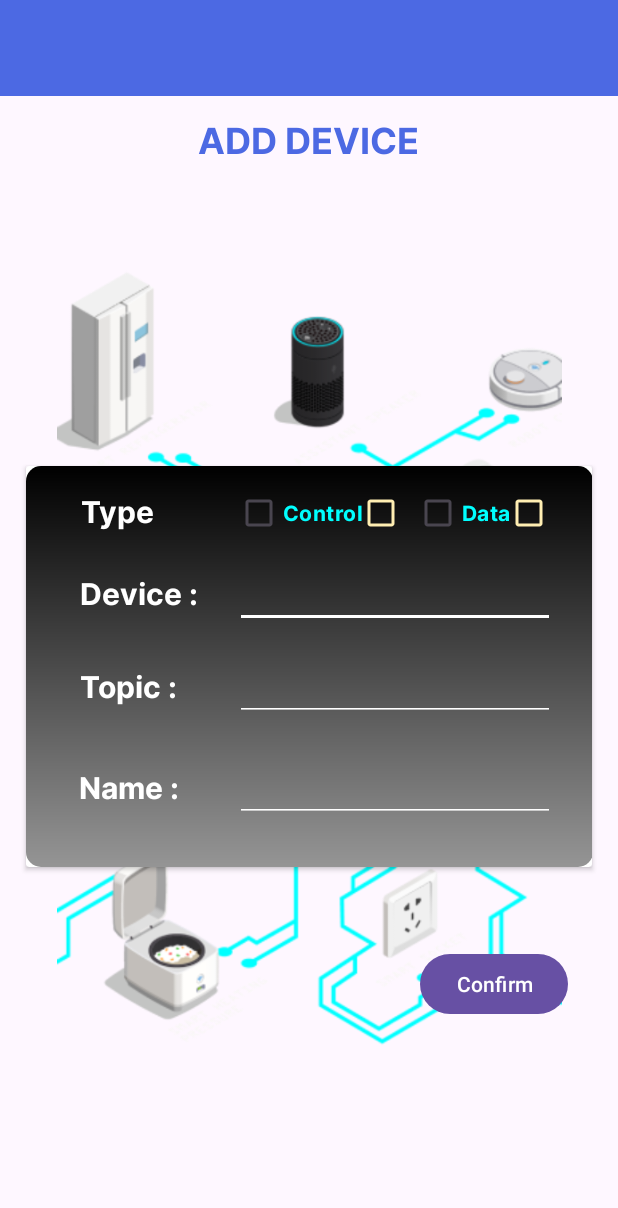
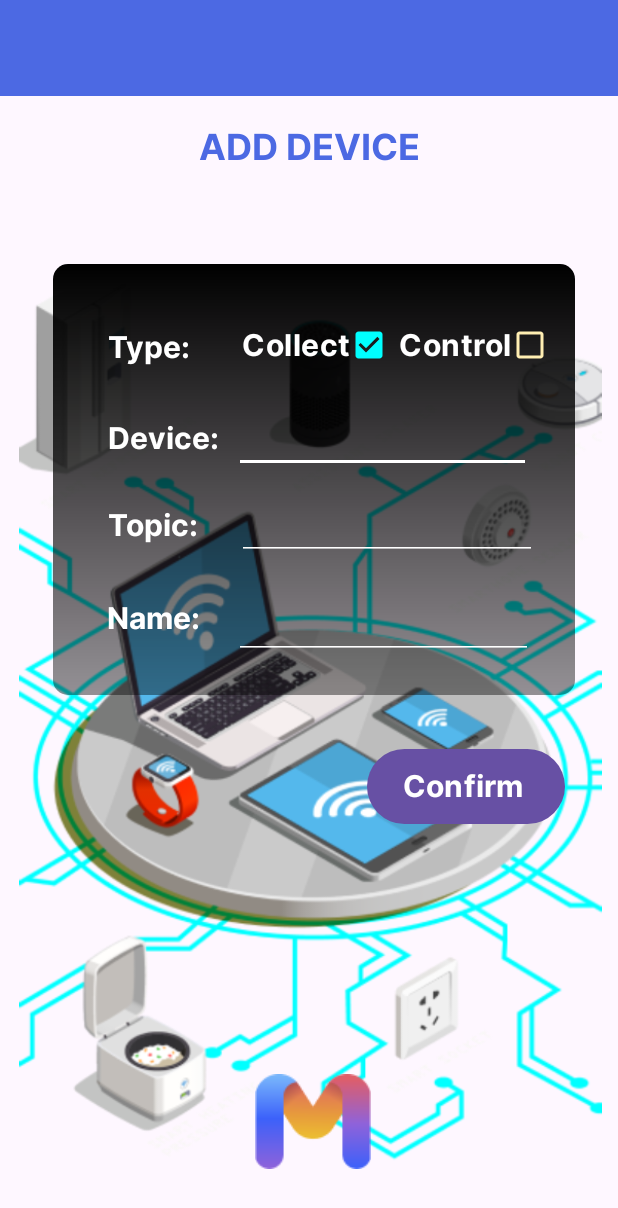
Before and after one commit to triledinh159/MIOTA, an Android app: the layout activity_add_device.xml on its own in the app's theme, with its tools: preview values and no code run, on a phone screen of 412 x 824 dp. Shown: the top 1208 px of the screen. Run offline under Robolectric (Android 15) with nearby library versions, the phone set to English and light mode, and no system bars.

Commit message:
test_v2.2

```diff
--- a/app/src/main/res/layout/activity_add_device.xml
+++ b/app/src/main/res/layout/activity_add_device.xml
@@ -29,39 +29,30 @@
 
         </com.google.android.material.appbar.AppBarLayout>
 
-        <androidx.constraintlayout.widget.ConstraintLayout xmlns:android="http://schemas.android.com/apk/res/android"
-            xmlns:app="http://schemas.android.com/apk/res-auto"
-            xmlns:tools="http://schemas.android.com/tools"
-            android:layout_width="match_parent"
-            android:layout_height="match_parent">
-
-            <androidx.constraintlayout.widget.ConstraintLayout
+        <androidx.constraintlayout.motion.widget.MotionLayout
             android:layout_width="match_parent"
             android:layout_height="match_parent"
-                tools:context=".MainActivity">
+            app:layoutDescription="@xml/activity_homescreen_scene">
+
+            <androidx.constraintlayout.helper.widget.Layer
+                android:id="@+id/layer"
+                android:layout_width="wrap_content"
+                android:layout_height="wrap_content"
+                app:constraint_referenced_ids="imageView10,home,imageView7"
+                tools:layout_editor_absoluteX="-49dp"
+                tools:layout_editor_absoluteY="46dp" />
 
             <ImageView
-                    android:id="@+id/bg"
-                    android:layout_width="383dp"
-                    android:layout_height="565dp"
-                    app:layout_constraintBottom_toBottomOf="parent"
-                    app:layout_constraintEnd_toEndOf="parent"
-                    app:layout_constraintStart_toStartOf="parent"
-                    app:layout_constraintTop_toTopOf="parent"
-                    app:srcCompat="@drawable/background_01_2" />
-
-                <FrameLayout
-                    android:id="@+id/frameLayout"
-                    android:layout_width="match_parent"
-                    android:layout_height="match_parent">
-
-                    <androidx.constraintlayout.widget.ConstraintLayout
-                        android:layout_width="match_parent"
-                        android:layout_height="match_parent">
+                android:id="@+id/imageView10"
+                android:layout_width="448dp"
+                android:layout_height="762dp"
+                app:srcCompat="@drawable/background_01_2"
+                tools:layout_editor_absoluteX="-35dp"
+                tools:layout_editor_absoluteY="62dp" />
 
             <TextView
-                            android:id="@+id/addDevice"
-                            android:layout_width="wrap_content"
+                android:id="@+id/add_device"
+                android:layout_width="150dp"
                 android:layout_height="38dp"
                 android:fontFamily="@font/inter_bold"
                 android:gravity="center_horizontal|top"
@@ -70,210 +61,196 @@
                 android:textColor="@color/bluefont"
                 android:textSize="24sp"
                 android:translationY="-4.68sp"
-                            app:layout_constraintBottom_toBottomOf="parent"
                 app:layout_constraintEnd_toEndOf="parent"
-                            app:layout_constraintHorizontal_bias="0.498"
                 app:layout_constraintStart_toStartOf="parent"
                 app:layout_constraintTop_toTopOf="parent"
-                            app:layout_constraintVertical_bias="0.023" />
-
-                        <androidx.constraintlayout.widget.ConstraintLayout
-                            android:layout_width="match_parent"
-                            android:layout_height="match_parent"
-                            tools:layout_editor_absoluteX="0dp"
-                            tools:layout_editor_absoluteY="16dp">
-
-                            <androidx.cardview.widget.CardView
-                                android:id="@+id/cardView"
-                                android:layout_width="377dp"
-                                android:layout_height="267dp"
-                                app:layout_constraintBottom_toBottomOf="parent"
-                                app:layout_constraintEnd_toEndOf="parent"
-                                app:layout_constraintStart_toStartOf="parent"
-                                app:layout_constraintTop_toTopOf="parent">
+                tools:ignore="MissingConstraints" />
 
             <ImageView
-                                    android:id="@+id/imageView4"
-                                    android:layout_width="378dp"
-                                    android:layout_height="match_parent"
-                                    tools:srcCompat="@drawable/gradient_rectangle" />
+                android:id="@+id/imageView9"
+                android:layout_width="wrap_content"
+                android:layout_height="wrap_content"
+                app:layout_constraintBottom_toTopOf="@+id/confirm"
+                app:layout_constraintEnd_toEndOf="parent"
+                app:layout_constraintHorizontal_bias="0.5"
+                app:layout_constraintStart_toStartOf="parent"
+                app:layout_constraintTop_toTopOf="parent"
+                app:layout_constraintVertical_bias="0.5"
+                app:srcCompat="@drawable/miota_logo_1" />
 
-                                <androidx.constraintlayout.widget.ConstraintLayout
-                                    android:layout_width="match_parent"
-                                    android:layout_height="match_parent">
+            <Button
+                android:id="@+id/confirm"
+                android:layout_width="110dp"
+                android:layout_height="42dp"
+                android:layout_marginEnd="196dp"
+                android:background="@drawable/rounded_button"
+                android:fontFamily="@font/inter_bold"
+                android:gravity="top"
+                android:lineSpacingExtra="8sp"
+                android:text="Confirm"
+                android:textColor="#FFFFFF"
+                android:textSize="20sp"
+                android:translationY="-3.9sp"
+                app:layout_constraintEnd_toEndOf="parent"
+                app:layout_constraintTop_toBottomOf="@id/add_device_option" />
+
+            <ImageView
+                android:id="@+id/add_device_option"
+                android:layout_width="348dp"
+                android:layout_height="287dp"
+                android:layout_marginTop="120dp"
+                android:background="@drawable/gradient_rectangle"
+                app:layout_constraintEnd_toEndOf="parent"
+                app:layout_constraintHorizontal_bias="0.539"
+                app:layout_constraintStart_toStartOf="parent"
+                app:layout_constraintTop_toTopOf="parent" />
+
+            <EditText
+                android:id="@+id/device_sensor_add"
+                android:layout_width="215dp"
+                android:layout_height="47dp"
+                android:layout_margin="24dp"
+                android:layout_marginRight="24dp"
+                android:backgroundTint="#FFFFFF"
+                android:ems="10"
+                android:inputType="text"
+                android:textColor="#FFFFFF"
+                app:layout_constraintBottom_toBottomOf="@id/add_device_option"
+                app:layout_constraintEnd_toEndOf="@id/add_device_option"
+                app:layout_constraintHorizontal_bias="0.825"
+                app:layout_constraintStart_toStartOf="@id/add_device_option"
+                app:layout_constraintTop_toTopOf="@id/add_device_option"
+                app:layout_constraintVertical_bias="0.353" />
+
+            <EditText
+                android:id="@+id/name_sensor_add"
+                android:layout_width="198dp"
+                android:layout_height="41dp"
+                android:layout_margin="24dp"
+                android:layout_marginRight="24dp"
+                android:backgroundTint="#FFFFFF"
+                android:ems="10"
+                android:inputType="text"
+                android:textColor="#FFFFFF"
+                app:layout_constraintBottom_toBottomOf="@id/add_device_option"
+                app:layout_constraintEnd_toEndOf="@id/add_device_option"
+                app:layout_constraintHorizontal_bias="0.812"
+                app:layout_constraintStart_toStartOf="@id/add_device_option"
+                app:layout_constraintTop_toTopOf="@id/add_device_option"
+                app:layout_constraintVertical_bias="0.902" />
 
             <TextView
-                                        android:id="@+id/name"
+                android:id="@+id/type"
                 android:layout_width="wrap_content"
                 android:layout_height="wrap_content"
+                android:layout_margin="16dp"
                 android:fontFamily="@font/inter_bold"
-                                        android:text="Name :"
-                                        android:textColor="@color/white"
+                android:text="Type:"
+                android:textColor="#FFFFFF"
                 android:textSize="20sp"
-                                        app:layout_constraintBottom_toBottomOf="parent"
-                                        app:layout_constraintEnd_toEndOf="@+id/topic"
-                                        app:layout_constraintStart_toStartOf="@+id/topic"
-                                        app:layout_constraintTop_toBottomOf="@+id/topic" />
+                app:layout_constraintBottom_toBottomOf="@id/add_device_option"
+                app:layout_constraintEnd_toEndOf="@id/add_device_option"
+                app:layout_constraintStart_toStartOf="@id/add_device_option"
+                app:layout_constraintTop_toTopOf="@id/add_device_option" />
 
             <TextView
-                                        android:id="@+id/Device"
+                android:id="@+id/add_device_info"
                 android:layout_width="wrap_content"
                 android:layout_height="wrap_content"
+                android:layout_margin="16dp"
                 android:fontFamily="@font/inter_bold"
-                                        android:text="Device :"
-                                        android:textColor="@color/white"
+                android:text="Device:"
+                android:textColor="#FFFFFF"
                 android:textSize="20sp"
-                                        app:layout_constraintBottom_toBottomOf="parent"
-                                        app:layout_constraintEnd_toEndOf="@+id/typeDevice"
-                                        app:layout_constraintHorizontal_bias="0.033"
-                                        app:layout_constraintStart_toStartOf="@+id/typeDevice"
-                                        app:layout_constraintTop_toBottomOf="@+id/typeDevice"
-                                        app:layout_constraintVertical_bias="0.134" />
+                app:layout_constraintBottom_toBottomOf="@id/add_device_option"
+                app:layout_constraintEnd_toEndOf="@id/add_device_option"
+                app:layout_constraintStart_toStartOf="@id/add_device_option"
+                app:layout_constraintTop_toTopOf="@id/add_device_option" />
 
             <TextView
-                                        android:id="@+id/typeDevice"
+                android:id="@+id/add_topic_info"
                 android:layout_width="wrap_content"
                 android:layout_height="wrap_content"
+                android:layout_margin="16dp"
                 android:fontFamily="@font/inter_bold"
-                                        android:text="Type"
-                                        android:textColor="@color/white"
+                android:text="Topic:"
+                android:textColor="#FFFFFF"
                 android:textSize="20sp"
-                                        app:layout_constraintBottom_toBottomOf="parent"
-                                        app:layout_constraintEnd_toEndOf="parent"
-                                        app:layout_constraintHorizontal_bias="0.112"
-                                        app:layout_constraintStart_toStartOf="parent"
-                                        app:layout_constraintTop_toTopOf="parent"
-                                        app:layout_constraintVertical_bias="0.067" />
+                app:layout_constraintBottom_toBottomOf="@id/add_device_option"
+                app:layout_constraintEnd_toEndOf="@id/add_device_option"
+                app:layout_constraintStart_toStartOf="@id/add_device_option"
+                app:layout_constraintTop_toTopOf="@id/add_device_option" />
 
             <TextView
-                                        android:id="@+id/topic"
+                android:id="@+id/add_name_info"
                 android:layout_width="wrap_content"
                 android:layout_height="wrap_content"
+                android:layout_margin="16dp"
                 android:fontFamily="@font/inter_bold"
-                                        android:text="Topic :"
-                                        android:textColor="@color/white"
+                android:text="Name:"
+                android:textColor="#FFFFFF"
                 android:textSize="20sp"
-                                        app:layout_constraintBottom_toBottomOf="parent"
-                                        app:layout_constraintEnd_toEndOf="@+id/Device"
-                                        app:layout_constraintHorizontal_bias="0.0"
-                                        app:layout_constraintStart_toStartOf="@+id/Device"
-                                        app:layout_constraintTop_toBottomOf="@+id/Device"
-                                        app:layout_constraintVertical_bias="0.24" />
+                app:layout_constraintBottom_toBottomOf="@id/add_device_option"
+                app:layout_constraintEnd_toEndOf="@id/add_device_option"
+                app:layout_constraintStart_toStartOf="@id/add_device_option"
+                app:layout_constraintTop_toTopOf="@id/add_device_option" />
+
+            <CheckBox
+                android:id="@+id/checkbox_collect"
+                android:layout_width="wrap_content"
+                android:layout_height="wrap_content"
+                android:button="@null"
+                android:checked="true"
+                android:drawableRight="@drawable/checkbox"
+                android:fontFamily="@font/inter_bold"
+                android:text="Collect"
+                android:textColor="#FFFFFF"
+                android:textSize="20sp"
+                app:layout_constraintBottom_toBottomOf="@id/add_device_option"
+                app:layout_constraintEnd_toEndOf="@id/add_device_option"
+                app:layout_constraintHorizontal_bias="0.482"
+                app:layout_constraintStart_toStartOf="@id/add_device_option"
+                app:layout_constraintTop_toTopOf="@id/add_device_option"
+                app:layout_constraintVertical_bias="0.125" />
+
+            <CheckBox
+                android:id="@+id/checkbox_control"
+                android:layout_width="wrap_content"
+                android:layout_height="wrap_content"
+                android:button="@null"
+                android:checked="false"
+                android:drawableRight="@drawable/checkbox"
+                android:fontFamily="@font/inter_bold"
+                android:text="Control"
+                android:textColor="#FFFFFF"
+                android:textSize="20sp"
+                app:layout_constraintBottom_toBottomOf="@id/add_device_option"
+                app:layout_constraintEnd_toEndOf="@id/add_device_option"
+                app:layout_constraintHorizontal_bias="1.0"
+                app:layout_constraintStart_toStartOf="@id/add_device_option"
+                app:layout_constraintTop_toTopOf="@id/add_device_option"
+                app:layout_constraintVertical_bias="0.125" />
 
             <EditText
-                                        android:id="@+id/getDevice"
-                                        android:layout_width="wrap_content"
+                android:id="@+id/topic_sensor_add"
+                android:layout_width="355dp"
                 android:layout_height="wrap_content"
-                                        android:backgroundTint="@color/white"
+                android:layout_margin="24dp"
+                android:layout_marginRight="24dp"
+                android:backgroundTint="#FFFFFF"
                 android:ems="10"
                 android:inputType="text"
-                                        app:layout_constraintBottom_toBottomOf="@+id/Device"
-                                        app:layout_constraintEnd_toEndOf="parent"
-                                        app:layout_constraintStart_toEndOf="@+id/Device"
-                                        app:layout_constraintTop_toTopOf="@+id/Device" />
+                android:textColor="#FFFFFF"
+                app:layout_constraintBottom_toBottomOf="@id/add_device_option"
+                app:layout_constraintEnd_toEndOf="@id/add_device_option"
+                app:layout_constraintHorizontal_bias="0.9"
+                app:layout_constraintStart_toStartOf="@id/add_device_option"
+                app:layout_constraintTop_toTopOf="@id/add_device_option"
+                app:layout_constraintVertical_bias="0.636" />
 
-                                    <EditText
-                                        android:id="@+id/getTopic"
-                                        android:layout_width="wrap_content"
-                                        android:layout_height="wrap_content"
-                                        android:backgroundTint="@color/white"
-                                        android:ems="10"
-                                        android:inputType="text"
-                                        app:layout_constraintBottom_toBottomOf="@+id/topic"
-                                        app:layout_constraintEnd_toEndOf="@+id/getDevice"
-                                        app:layout_constraintStart_toStartOf="@+id/getDevice"
-                                        app:layout_constraintTop_toTopOf="@+id/topic" />
+        </androidx.constraintlayout.motion.widget.MotionLayout>
+    </LinearLayout>
 
-                                    <EditText
-                                        android:id="@+id/getName"
-                                        android:layout_width="wrap_content"
-                                        android:layout_height="wrap_content"
-                                        android:backgroundTint="@color/white"
-                                        android:ems="10"
-                                        android:inputType="text"
-                                        app:layout_constraintBottom_toBottomOf="@+id/name"
-                                        app:layout_constraintEnd_toEndOf="@+id/getTopic"
-                                        app:layout_constraintStart_toStartOf="@+id/getTopic"
-                                        app:layout_constraintTop_toTopOf="@+id/name" />
-
-                                    <CheckBox
-                                        android:id="@+id/control"
-                                        android:layout_width="wrap_content"
-                                        android:layout_height="wrap_content"
-                                        android:text="Control"
-                                        android:drawableRight="@drawable/checkbox"
-                                        android:layout_marginEnd="20sp"
-                                        android:fontFamily="@font/inter_bold"
-                                        android:textColor="@color/lightblue"
-                                        app:layout_constraintBottom_toBottomOf="@+id/typeDevice"
-                                        app:layout_constraintEnd_toEndOf="@+id/getDevice"
-                                        app:layout_constraintHorizontal_bias="0.0"
-                                        app:layout_constraintStart_toStartOf="@+id/getDevice"
-                                        app:layout_constraintTop_toTopOf="@+id/typeDevice"
-                                        app:layout_constraintVertical_bias="0.473" />
-
-                                    <CheckBox
-                                        android:id="@+id/data"
-                                        android:layout_width="wrap_content"
-                                        android:layout_height="wrap_content"
-                                        android:layout_marginEnd="20sp"
-                                        android:drawableRight="@drawable/checkbox"
-                                        android:fontFamily="@font/inter_bold"
-                                        android:text="Data"
-                                        android:textColor="@color/lightblue"
-                                        app:layout_constraintBottom_toBottomOf="@+id/control"
-                                        app:layout_constraintEnd_toEndOf="parent"
-                                        app:layout_constraintStart_toEndOf="@+id/control"
-                                        app:layout_constraintTop_toTopOf="@+id/control"
-                                        app:layout_constraintVertical_bias="0.0" />
-
-                                    <androidx.constraintlayout.widget.ConstraintLayout
-                                        android:layout_width="match_parent"
-                                        android:layout_height="match_parent"
-                                        tools:layout_editor_absoluteX="-17dp"
-                                        tools:layout_editor_absoluteY="-233dp">
-
-                                        <androidx.constraintlayout.widget.ConstraintLayout
-                                            android:layout_width="match_parent"
-                                            android:layout_height="match_parent"
-                                            tools:layout_editor_absoluteX="-17dp"
-                                            tools:layout_editor_absoluteY="-233dp" >
-
-                                            <FrameLayout
-                                                android:layout_width="match_parent"
-                                                android:layout_height="match_parent"
-                                                tools:layout_editor_absoluteX="-65dp"
-                                                tools:layout_editor_absoluteY="108dp">
-
-                                            </FrameLayout>
-                                        </androidx.constraintlayout.widget.ConstraintLayout>
-                                    </androidx.constraintlayout.widget.ConstraintLayout>
-
-                                </androidx.constraintlayout.widget.ConstraintLayout>
-
-                            </androidx.cardview.widget.CardView>
-
-                            <Button
-                                android:id="@+id/btnconfirm"
-                                android:layout_width="wrap_content"
-                                android:layout_height="wrap_content"
-                                android:layout_marginBottom="144dp"
-                                android:text="Confirm"
-                                app:layout_constraintBottom_toBottomOf="parent"
-                                app:layout_constraintEnd_toEndOf="parent"
-                                app:layout_constraintHorizontal_bias="0.894"
-                                app:layout_constraintStart_toStartOf="parent" />
-
-                        </androidx.constraintlayout.widget.ConstraintLayout>
-
-                    </androidx.constraintlayout.widget.ConstraintLayout>
-
-                </FrameLayout>
-
-            </androidx.constraintlayout.widget.ConstraintLayout>
-
-        </androidx.constraintlayout.widget.ConstraintLayout>
-    </LinearLayout>
     <com.google.android.material.navigation.NavigationView
         android:id="@+id/navigation_view"
         android:layout_width="wrap_content"
```
Lines whose indentation alone changed are shown as unchanged.
